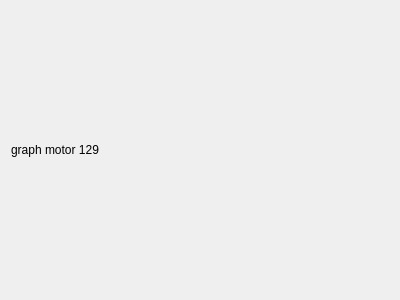
Above: Libs/UI/UiMotor/graphmotor129.ui from tiangaomingjing/ServoDriveTech before the change. Below: the same form after it.
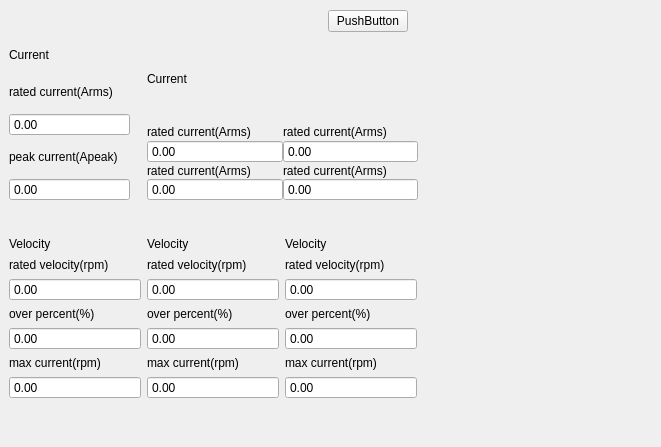
That is the form after the change.

The edit to the form file:
```diff
--- a/Libs/UI/UiMotor/graphmotor129.ui
+++ b/Libs/UI/UiMotor/graphmotor129.ui
@@ -6,22 +6,586 @@
    <rect>
     <x>0</x>
     <y>0</y>
-    <width>400</width>
-    <height>300</height>
+    <width>661</width>
+    <height>447</height>
    </rect>
   </property>
   <property name="windowTitle">
    <string>Form</string>
   </property>
-  <layout class="QVBoxLayout" name="verticalLayout">
-   <item>
-    <widget class="QLabel" name="label">
-     <property name="text">
-      <string>graph motor 129</string>
-     </property>
-    </widget>
-   </item>
-  </layout>
+  <widget class="QWidget" name="widget_currentPrm" native="true">
+   <property name="geometry">
+    <rect>
+     <x>9</x>
+     <y>40</y>
+     <width>121</width>
+     <height>161</height>
+    </rect>
+   </property>
+   <layout class="QVBoxLayout" name="verticalLayout">
+    <item>
+     <widget class="QWidget" name="widget_2" native="true">
+      <layout class="QVBoxLayout" name="verticalLayout_2">
+       <property name="spacing">
+        <number>0</number>
+       </property>
+       <property name="leftMargin">
+        <number>0</number>
+       </property>
+       <property name="topMargin">
+        <number>0</number>
+       </property>
+       <property name="rightMargin">
+        <number>0</number>
+       </property>
+       <property name="bottomMargin">
+        <number>0</number>
+       </property>
+       <item>
+        <widget class="QLabel" name="label">
+         <property name="text">
+          <string>Current</string>
+         </property>
+        </widget>
+       </item>
+      </layout>
+     </widget>
+    </item>
+    <item>
+     <widget class="QLabel" name="label_2">
+      <property name="text">
+       <string>rated current(Arms)</string>
+      </property>
+     </widget>
+    </item>
+    <item>
+     <widget class="QDoubleSpinBox" name="doubleSpinBox">
+      <property name="wrapping">
+       <bool>false</bool>
+      </property>
+      <property name="frame">
+       <bool>true</bool>
+      </property>
+      <property name="buttonSymbols">
+       <enum>QAbstractSpinBox::NoButtons</enum>
+      </property>
+     </widget>
+    </item>
+    <item>
+     <widget class="QLabel" name="label_3">
+      <property name="text">
+       <string>peak current(Apeak)</string>
+      </property>
+     </widget>
+    </item>
+    <item>
+     <widget class="QDoubleSpinBox" name="doubleSpinBox_2">
+      <property name="wrapping">
+       <bool>false</bool>
+      </property>
+      <property name="frame">
+       <bool>true</bool>
+      </property>
+      <property name="buttonSymbols">
+       <enum>QAbstractSpinBox::NoButtons</enum>
+      </property>
+     </widget>
+    </item>
+   </layout>
+  </widget>
+  <widget class="QWidget" name="widget_velocityPrm" native="true">
+   <property name="geometry">
+    <rect>
+     <x>9</x>
+     <y>237</y>
+     <width>132</width>
+     <height>162</height>
+    </rect>
+   </property>
+   <layout class="QVBoxLayout" name="verticalLayout_3">
+    <item>
+     <widget class="QWidget" name="widget_4" native="true">
+      <layout class="QVBoxLayout" name="verticalLayout_4">
+       <property name="spacing">
+        <number>0</number>
+       </property>
+       <property name="leftMargin">
+        <number>0</number>
+       </property>
+       <property name="topMargin">
+        <number>0</number>
+       </property>
+       <property name="rightMargin">
+        <number>0</number>
+       </property>
+       <property name="bottomMargin">
+        <number>0</number>
+       </property>
+       <item>
+        <widget class="QLabel" name="label_4">
+         <property name="text">
+          <string>Velocity</string>
+         </property>
+        </widget>
+       </item>
+      </layout>
+     </widget>
+    </item>
+    <item>
+     <widget class="QLabel" name="label_5">
+      <property name="text">
+       <string>rated velocity(rpm)</string>
+      </property>
+     </widget>
+    </item>
+    <item>
+     <widget class="QDoubleSpinBox" name="doubleSpinBox_3">
+      <property name="wrapping">
+       <bool>false</bool>
+      </property>
+      <property name="frame">
+       <bool>true</bool>
+      </property>
+      <property name="buttonSymbols">
+       <enum>QAbstractSpinBox::NoButtons</enum>
+      </property>
+     </widget>
+    </item>
+    <item>
+     <widget class="QLabel" name="label_6">
+      <property name="text">
+       <string>over percent(%)</string>
+      </property>
+     </widget>
+    </item>
+    <item>
+     <widget class="QDoubleSpinBox" name="doubleSpinBox_4">
+      <property name="wrapping">
+       <bool>false</bool>
+      </property>
+      <property name="frame">
+       <bool>true</bool>
+      </property>
+      <property name="buttonSymbols">
+       <enum>QAbstractSpinBox::NoButtons</enum>
+      </property>
+     </widget>
+    </item>
+    <item>
+     <widget class="QLabel" name="label_7">
+      <property name="text">
+       <string>max current(rpm)</string>
+      </property>
+     </widget>
+    </item>
+    <item>
+     <widget class="QDoubleSpinBox" name="doubleSpinBox_5">
+      <property name="wrapping">
+       <bool>false</bool>
+      </property>
+      <property name="frame">
+       <bool>true</bool>
+      </property>
+      <property name="buttonSymbols">
+       <enum>QAbstractSpinBox::NoButtons</enum>
+      </property>
+     </widget>
+    </item>
+   </layout>
+  </widget>
+  <widget class="QWidget" name="widget_impedancePrm" native="true">
+   <property name="geometry">
+    <rect>
+     <x>147</x>
+     <y>237</y>
+     <width>132</width>
+     <height>162</height>
+    </rect>
+   </property>
+   <layout class="QVBoxLayout" name="verticalLayout_5">
+    <item>
+     <widget class="QWidget" name="widget_6" native="true">
+      <layout class="QVBoxLayout" name="verticalLayout_6">
+       <property name="spacing">
+        <number>0</number>
+       </property>
+       <property name="leftMargin">
+        <number>0</number>
+       </property>
+       <property name="topMargin">
+        <number>0</number>
+       </property>
+       <property name="rightMargin">
+        <number>0</number>
+       </property>
+       <property name="bottomMargin">
+        <number>0</number>
+       </property>
+       <item>
+        <widget class="QLabel" name="label_8">
+         <property name="text">
+          <string>Velocity</string>
+         </property>
+        </widget>
+       </item>
+      </layout>
+     </widget>
+    </item>
+    <item>
+     <widget class="QLabel" name="label_9">
+      <property name="text">
+       <string>rated velocity(rpm)</string>
+      </property>
+     </widget>
+    </item>
+    <item>
+     <widget class="QDoubleSpinBox" name="doubleSpinBox_6">
+      <property name="wrapping">
+       <bool>false</bool>
+      </property>
+      <property name="frame">
+       <bool>true</bool>
+      </property>
+      <property name="buttonSymbols">
+       <enum>QAbstractSpinBox::NoButtons</enum>
+      </property>
+     </widget>
+    </item>
+    <item>
+     <widget class="QLabel" name="label_10">
+      <property name="text">
+       <string>over percent(%)</string>
+      </property>
+     </widget>
+    </item>
+    <item>
+     <widget class="QDoubleSpinBox" name="doubleSpinBox_7">
+      <property name="wrapping">
+       <bool>false</bool>
+      </property>
+      <property name="frame">
+       <bool>true</bool>
+      </property>
+      <property name="buttonSymbols">
+       <enum>QAbstractSpinBox::NoButtons</enum>
+      </property>
+     </widget>
+    </item>
+    <item>
+     <widget class="QLabel" name="label_11">
+      <property name="text">
+       <string>max current(rpm)</string>
+      </property>
+     </widget>
+    </item>
+    <item>
+     <widget class="QDoubleSpinBox" name="doubleSpinBox_8">
+      <property name="wrapping">
+       <bool>false</bool>
+      </property>
+      <property name="frame">
+       <bool>true</bool>
+      </property>
+      <property name="buttonSymbols">
+       <enum>QAbstractSpinBox::NoButtons</enum>
+      </property>
+     </widget>
+    </item>
+   </layout>
+  </widget>
+  <widget class="QWidget" name="widget_torquePrm" native="true">
+   <property name="geometry">
+    <rect>
+     <x>285</x>
+     <y>237</y>
+     <width>132</width>
+     <height>162</height>
+    </rect>
+   </property>
+   <layout class="QVBoxLayout" name="verticalLayout_7">
+    <item>
+     <widget class="QWidget" name="widget_8" native="true">
+      <layout class="QVBoxLayout" name="verticalLayout_8">
+       <property name="spacing">
+        <number>0</number>
+       </property>
+       <property name="leftMargin">
+        <number>0</number>
+       </property>
+       <property name="topMargin">
+        <number>0</number>
+       </property>
+       <property name="rightMargin">
+        <number>0</number>
+       </property>
+       <property name="bottomMargin">
+        <number>0</number>
+       </property>
+       <item>
+        <widget class="QLabel" name="label_12">
+         <property name="text">
+          <string>Velocity</string>
+         </property>
+        </widget>
+       </item>
+      </layout>
+     </widget>
+    </item>
+    <item>
+     <widget class="QLabel" name="label_13">
+      <property name="text">
+       <string>rated velocity(rpm)</string>
+      </property>
+     </widget>
+    </item>
+    <item>
+     <widget class="QDoubleSpinBox" name="doubleSpinBox_9">
+      <property name="wrapping">
+       <bool>false</bool>
+      </property>
+      <property name="frame">
+       <bool>true</bool>
+      </property>
+      <property name="buttonSymbols">
+       <enum>QAbstractSpinBox::NoButtons</enum>
+      </property>
+     </widget>
+    </item>
+    <item>
+     <widget class="QLabel" name="label_14">
+      <property name="text">
+       <string>over percent(%)</string>
+      </property>
+     </widget>
+    </item>
+    <item>
+     <widget class="QDoubleSpinBox" name="doubleSpinBox_10">
+      <property name="wrapping">
+       <bool>false</bool>
+      </property>
+      <property name="frame">
+       <bool>true</bool>
+      </property>
+      <property name="buttonSymbols">
+       <enum>QAbstractSpinBox::NoButtons</enum>
+      </property>
+     </widget>
+    </item>
+    <item>
+     <widget class="QLabel" name="label_15">
+      <property name="text">
+       <string>max current(rpm)</string>
+      </property>
+     </widget>
+    </item>
+    <item>
+     <widget class="QDoubleSpinBox" name="doubleSpinBox_11">
+      <property name="wrapping">
+       <bool>false</bool>
+      </property>
+      <property name="frame">
+       <bool>true</bool>
+      </property>
+      <property name="buttonSymbols">
+       <enum>QAbstractSpinBox::NoButtons</enum>
+      </property>
+     </widget>
+    </item>
+   </layout>
+  </widget>
+  <widget class="QWidget" name="widget_machinePrm" native="true">
+   <property name="geometry">
+    <rect>
+     <x>147</x>
+     <y>40</y>
+     <width>271</width>
+     <height>161</height>
+    </rect>
+   </property>
+   <layout class="QVBoxLayout" name="verticalLayout_9" stretch="0,0">
+    <item>
+     <widget class="QWidget" name="widget_11" native="true">
+      <layout class="QVBoxLayout" name="verticalLayout_15">
+       <property name="spacing">
+        <number>0</number>
+       </property>
+       <property name="leftMargin">
+        <number>0</number>
+       </property>
+       <property name="topMargin">
+        <number>0</number>
+       </property>
+       <property name="rightMargin">
+        <number>0</number>
+       </property>
+       <property name="bottomMargin">
+        <number>0</number>
+       </property>
+       <item>
+        <widget class="QLabel" name="label_16">
+         <property name="text">
+          <string>Current</string>
+         </property>
+        </widget>
+       </item>
+      </layout>
+     </widget>
+    </item>
+    <item>
+     <widget class="QWidget" name="widget_10" native="true">
+      <layout class="QVBoxLayout" name="verticalLayout_10">
+       <property name="spacing">
+        <number>0</number>
+       </property>
+       <property name="leftMargin">
+        <number>0</number>
+       </property>
+       <property name="topMargin">
+        <number>0</number>
+       </property>
+       <property name="rightMargin">
+        <number>0</number>
+       </property>
+       <property name="bottomMargin">
+        <number>0</number>
+       </property>
+       <item>
+        <layout class="QGridLayout" name="gridLayout">
+         <item row="0" column="0">
+          <layout class="QVBoxLayout" name="verticalLayout_13">
+           <item>
+            <widget class="QLabel" name="label_19">
+             <property name="text">
+              <string>rated current(Arms)</string>
+             </property>
+            </widget>
+           </item>
+           <item>
+            <widget class="QDoubleSpinBox" name="doubleSpinBox_14">
+             <property name="wrapping">
+              <bool>false</bool>
+             </property>
+             <property name="frame">
+              <bool>true</bool>
+             </property>
+             <property name="buttonSymbols">
+              <enum>QAbstractSpinBox::NoButtons</enum>
+             </property>
+            </widget>
+           </item>
+          </layout>
+         </item>
+         <item row="0" column="1">
+          <layout class="QVBoxLayout" name="verticalLayout_12">
+           <item>
+            <widget class="QLabel" name="label_18">
+             <property name="text">
+              <string>rated current(Arms)</string>
+             </property>
+            </widget>
+           </item>
+           <item>
+            <widget class="QDoubleSpinBox" name="doubleSpinBox_13">
+             <property name="wrapping">
+              <bool>false</bool>
+             </property>
+             <property name="frame">
+              <bool>true</bool>
+             </property>
+             <property name="buttonSymbols">
+              <enum>QAbstractSpinBox::NoButtons</enum>
+             </property>
+            </widget>
+           </item>
+          </layout>
+         </item>
+         <item row="1" column="0">
+          <layout class="QVBoxLayout" name="verticalLayout_14">
+           <item>
+            <widget class="QLabel" name="label_20">
+             <property name="text">
+              <string>rated current(Arms)</string>
+             </property>
+            </widget>
+           </item>
+           <item>
+            <widget class="QDoubleSpinBox" name="doubleSpinBox_15">
+             <property name="wrapping">
+              <bool>false</bool>
+             </property>
+             <property name="frame">
+              <bool>true</bool>
+             </property>
+             <property name="buttonSymbols">
+              <enum>QAbstractSpinBox::NoButtons</enum>
+             </property>
+            </widget>
+           </item>
+          </layout>
+         </item>
+         <item row="1" column="1">
+          <layout class="QVBoxLayout" name="verticalLayout_11">
+           <item>
+            <widget class="QLabel" name="label_17">
+             <property name="text">
+              <string>rated current(Arms)</string>
+             </property>
+            </widget>
+           </item>
+           <item>
+            <widget class="QDoubleSpinBox" name="doubleSpinBox_12">
+             <property name="wrapping">
+              <bool>false</bool>
+             </property>
+             <property name="frame">
+              <bool>true</bool>
+             </property>
+             <property name="buttonSymbols">
+              <enum>QAbstractSpinBox::NoButtons</enum>
+             </property>
+            </widget>
+           </item>
+          </layout>
+         </item>
+        </layout>
+       </item>
+      </layout>
+     </widget>
+    </item>
+   </layout>
+  </widget>
+  <widget class="QWidget" name="horizontalLayoutWidget">
+   <property name="geometry">
+    <rect>
+     <x>285</x>
+     <y>9</y>
+     <width>123</width>
+     <height>25</height>
+    </rect>
+   </property>
+   <layout class="QHBoxLayout" name="hlayout_motorBtn">
+    <item>
+     <spacer name="horizontalSpacer">
+      <property name="orientation">
+       <enum>Qt::Horizontal</enum>
+      </property>
+      <property name="sizeHint" stdset="0">
+       <size>
+        <width>40</width>
+        <height>20</height>
+       </size>
+      </property>
+     </spacer>
+    </item>
+    <item>
+     <widget class="QPushButton" name="pushButton">
+      <property name="text">
+       <string>PushButton</string>
+      </property>
+     </widget>
+    </item>
+   </layout>
+  </widget>
  </widget>
  <resources/>
  <connections/>
```
